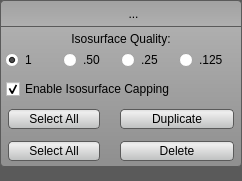
SCIInstitute/Seg3D, file src/Interface/Application/GroupButtonMenu.ui: the form before one commit.
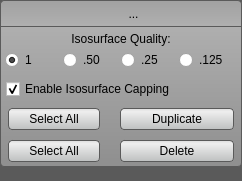
The form after the commit. Icons and pictures are not drawn.

Commit message: centered the icon on the LayerWidget.cc and fixed the size inconsistency in the GroupButtonMenu.ui

Patch:
```diff
--- a/src/Interface/Application/GroupButtonMenu.ui
+++ b/src/Interface/Application/GroupButtonMenu.ui
@@ -502,6 +502,12 @@
             </property>
             <item>
              <widget class="QPushButton" name="select_all_for_duplication_button_">
+              <property name="minimumSize">
+               <size>
+                <width>0</width>
+                <height>30</height>
+               </size>
+              </property>
               <property name="maximumSize">
                <size>
                 <width>100</width>
@@ -518,6 +524,12 @@
             </item>
             <item>
              <widget class="QPushButton" name="duplicate_button_">
+              <property name="minimumSize">
+               <size>
+                <width>0</width>
+                <height>30</height>
+               </size>
+              </property>
               <property name="text">
                <string>Duplicate</string>
               </property>
@@ -558,6 +570,12 @@
             </property>
             <item>
              <widget class="QPushButton" name="select_all_button_">
+              <property name="minimumSize">
+               <size>
+                <width>0</width>
+                <height>30</height>
+               </size>
+              </property>
               <property name="maximumSize">
                <size>
                 <width>100</width>
@@ -577,6 +595,12 @@
             </item>
             <item>
              <widget class="QPushButton" name="delete_button_">
+              <property name="minimumSize">
+               <size>
+                <width>0</width>
+                <height>30</height>
+               </size>
+              </property>
               <property name="text">
                <string>Delete</string>
               </property>
```
The commit also changes 1 other file.
